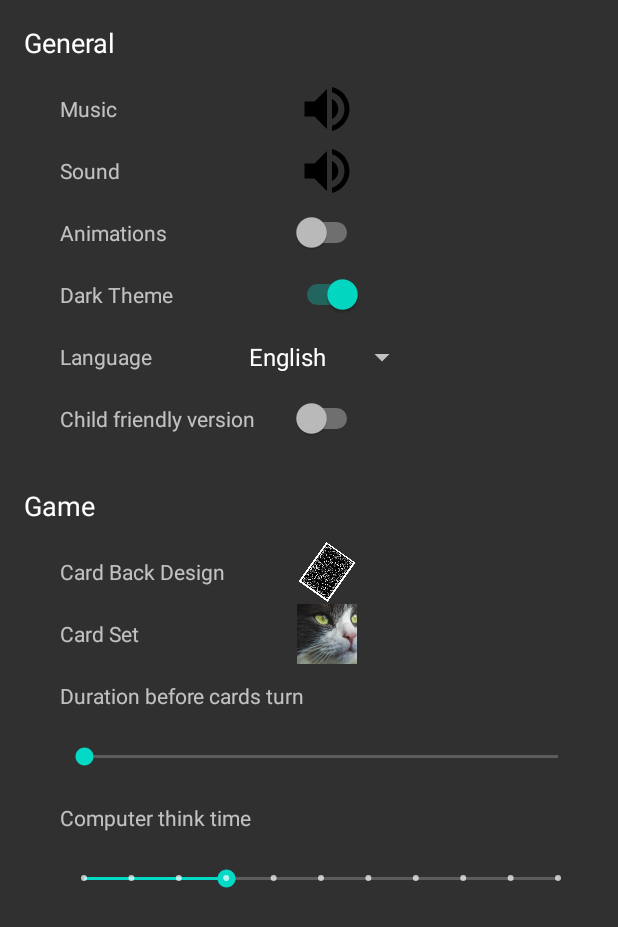
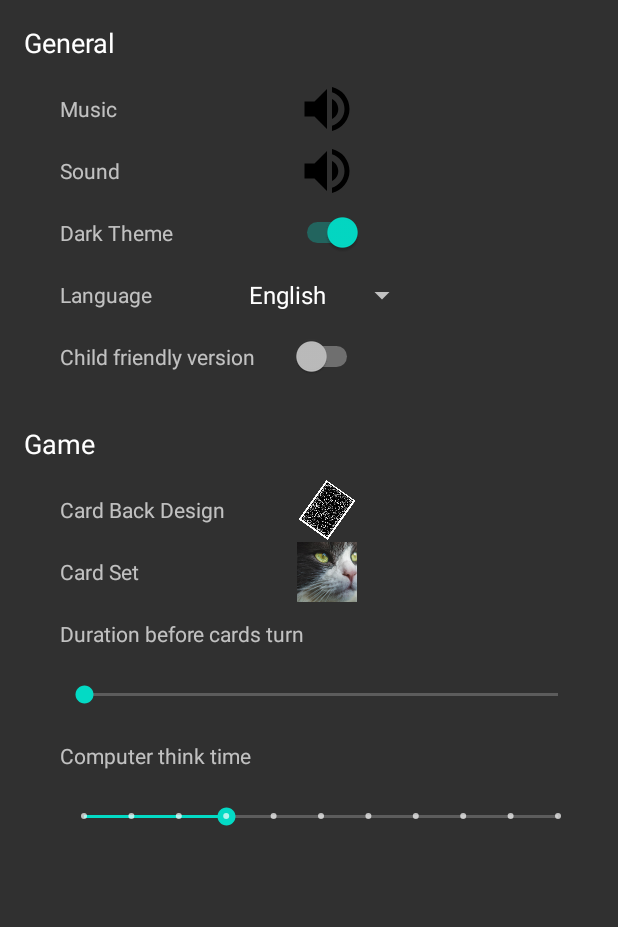
Before and after one commit to kaiott/memory, an Android app: the SettingsActivity screen opened directly, with no data from a screen before it, on a phone screen of 412 x 824 dp. Shown: the top 927 px of the screen. Run offline under Robolectric (Android 15) with nearby library versions, the phone set to English and light mode, and no system bars; 1 statement that could not run was skipped.

Commit message:
add sound, kill animations

```diff
--- a/app/src/main/java/com/example/memory/BaseFullscreenActivity.java
+++ b/app/src/main/java/com/example/memory/BaseFullscreenActivity.java
@@ -30,11 +30,11 @@ public abstract class BaseFullscreenActivity extends AppCompatActivity {
 
     // Default settings
     final static boolean playMusicDefault = true, playSoundDefault = true,
-            showAnimationDefault = false, isChildFriendlyVersionDefault = false,
+            isChildFriendlyVersionDefault = false,
             isDarkThemeDefault = true;
     final static int languageDefault = 0, cardBackDefault = 0, cardSetDefault = 0,
             durationFadeOutDefault = 1000, durationComputerThinkDefault = 800;
-    static boolean playMusic, playSound, showAnimation, isChildFriendlyVersion, isDarkTheme;
+    static boolean playMusic, playSound, isChildFriendlyVersion, isDarkTheme;
     static int language, cardBack, cardSet, durationFadeOut, durationComputerThink;
 
     @Override
@@ -90,7 +90,6 @@ public abstract class BaseFullscreenActivity extends AppCompatActivity {
 
         playMusic = preferences.getBoolean("playMusic", playMusicDefault);
         playSound = preferences.getBoolean("playSound", playSoundDefault);
-        showAnimation= preferences.getBoolean("showAnimation", showAnimationDefault);
         isChildFriendlyVersion = preferences.getBoolean("isChildFriendlyVersion", isChildFriendlyVersionDefault);
         isDarkTheme = preferences.getBoolean("isDarkTheme", isDarkThemeDefault);
         updateTheme();
--- a/app/src/main/java/com/example/memory/SettingsActivity.java
+++ b/app/src/main/java/com/example/memory/SettingsActivity.java
@@ -17,7 +17,7 @@ import java.util.Locale;
 public class SettingsActivity extends BaseFullscreenActivity {
 
     ImageView musicView, soundView, cardBackView, cardSetView;
-    Switch animationsSwitch, darkThemeSwitch, childFriendlySwitch;
+    Switch darkThemeSwitch, childFriendlySwitch;
     Spinner languageSpinner;
 
     @Override
@@ -36,7 +36,6 @@ public class SettingsActivity extends BaseFullscreenActivity {
         cardBackView = findViewById(R.id.card_back_view);
         cardSetView = findViewById(R.id.card_set_view);
 
-        animationsSwitch = findViewById(R.id.animations_switch);
         darkThemeSwitch = findViewById(R.id.dark_theme_switch);
         childFriendlySwitch = findViewById(R.id.child_friendly_switch);
 
@@ -77,6 +76,15 @@ public class SettingsActivity extends BaseFullscreenActivity {
                     }
                 }
                 getSharedPreferences("settings",MODE_PRIVATE).edit().putBoolean("playMusic", playMusic).apply();
+                updateUI();
+            }
+        });
+
+        soundView.setOnClickListener(new View.OnClickListener() {
+            @Override
+            public void onClick(View view) {
+                playSound = !playSound;
+                getSharedPreferences("settings",MODE_PRIVATE).edit().putBoolean("playSound", playSound).apply();
                 updateUI();
             }
         });
--- a/app/src/main/res/layout/activity_settings.xml
+++ b/app/src/main/res/layout/activity_settings.xml
@@ -11,8 +11,8 @@
         android:layout_width="wrap_content"
         android:layout_height="wrap_content"
         app:layout_constraintBottom_toBottomOf="@+id/textView3"
-        app:layout_constraintEnd_toEndOf="@+id/child_friendly_switch"
-        app:layout_constraintStart_toStartOf="@+id/animations_switch"
+        app:layout_constraintEnd_toEndOf="@+id/sound_view"
+        app:layout_constraintStart_toStartOf="@+id/sound_view"
         app:layout_constraintTop_toTopOf="@+id/textView3"
         app:srcCompat="@drawable/ic_volume_up_black_40dp" />
 
@@ -21,8 +21,8 @@
         android:layout_width="wrap_content"
         android:layout_height="wrap_content"
         app:layout_constraintBottom_toBottomOf="@+id/textView4"
-        app:layout_constraintEnd_toEndOf="@+id/child_friendly_switch"
-        app:layout_constraintStart_toStartOf="@+id/child_friendly_switch"
+        app:layout_constraintEnd_toEndOf="@+id/dark_theme_switch"
+        app:layout_constraintStart_toStartOf="@+id/dark_theme_switch"
         app:layout_constraintTop_toTopOf="@+id/textView4"
         app:srcCompat="@drawable/ic_volume_off_black_40dp" />
 
@@ -60,13 +60,6 @@
         app:layout_constraintStart_toStartOf="@+id/child_friendly_switch"
         app:layout_constraintTop_toTopOf="@+id/textView6" />
 
-    <Switch
-        android:id="@+id/animations_switch"
-        android:layout_width="0dp"
-        android:layout_height="wrap_content"
-        app:layout_constraintBottom_toBottomOf="@+id/textView12"
-        app:layout_constraintEnd_toEndOf="@+id/child_friendly_switch"
-        app:layout_constraintTop_toTopOf="@+id/textView12" />
 
     <Switch
         android:id="@+id/dark_theme_switch"
@@ -74,6 +67,7 @@
         android:layout_height="27dp"
         app:layout_constraintBottom_toBottomOf="@+id/textView13"
         app:layout_constraintEnd_toEndOf="@+id/child_friendly_switch"
+        app:layout_constraintStart_toStartOf="@+id/child_friendly_switch"
         app:layout_constraintTop_toTopOf="@+id/textView13" />
 
     <Switch
@@ -179,15 +173,6 @@
         app:layout_constraintStart_toStartOf="@+id/textView7"
         app:layout_constraintTop_toBottomOf="@+id/seekBar" />
 
-    <TextView
-        android:id="@+id/textView12"
-        android:layout_width="wrap_content"
-        android:layout_height="wrap_content"
-        android:layout_marginStart="24dp"
-        android:layout_marginTop="@dimen/settings_vertical_distance"
-        android:text="@string/settings_animations"
-        app:layout_constraintStart_toStartOf="@+id/textView2"
-        app:layout_constraintTop_toBottomOf="@+id/textView4" />
 
     <TextView
         android:id="@+id/textView13"
@@ -197,7 +182,7 @@
         android:layout_marginTop="@dimen/settings_vertical_distance"
         android:text="@string/settings_dark_theme"
         app:layout_constraintStart_toStartOf="@+id/textView2"
-        app:layout_constraintTop_toBottomOf="@+id/textView12" />
+        app:layout_constraintTop_toBottomOf="@+id/textView4" />
 
     <TextView
         android:id="@+id/textView14"
```
Also changed, not shown: app/src/main/java/com/example/memory/GameActivity.java (+35 -1 lines), 3 other files.
